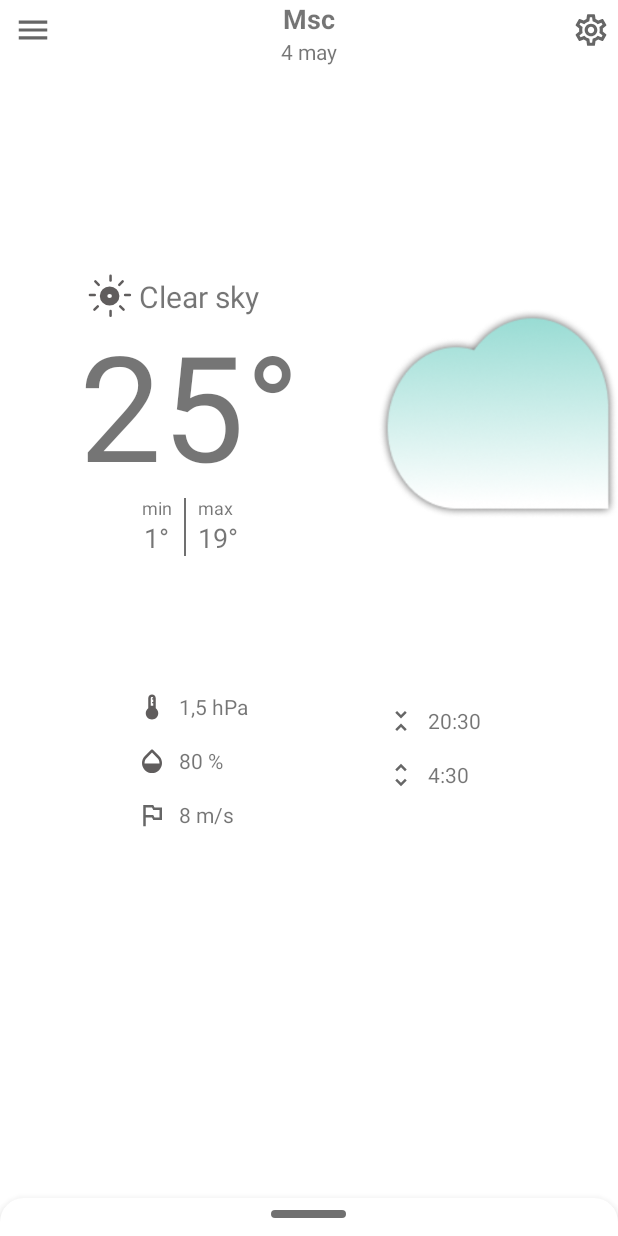
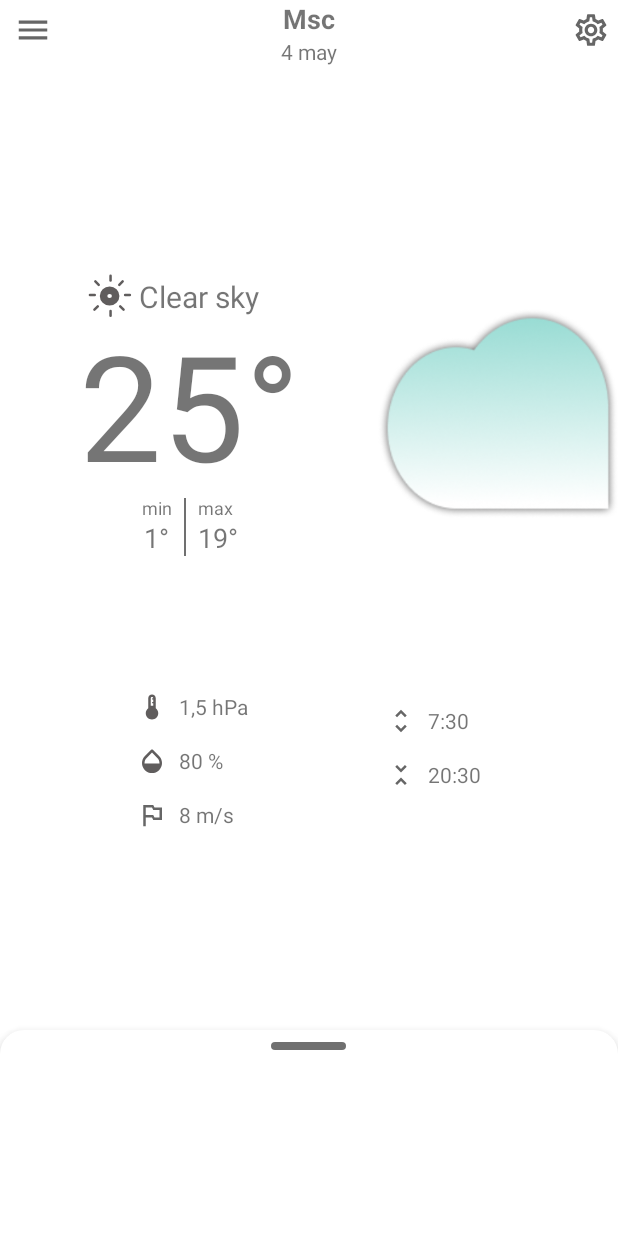
Before and after one commit to arimsch/weather, an Android app: the layout activity_main.xml on its own in the app's theme, with its tools: preview values and no code run, on a phone screen of 412 x 824 dp. Run offline under Robolectric (Android 15) with nearby library versions, the phone set to English and light mode, and no system bars.

Commit message:
the 4th Nov

```diff
--- a/app/src/main/res/layout/activity_main.xml
+++ b/app/src/main/res/layout/activity_main.xml
@@ -72,7 +72,7 @@
             tools:src="@mipmap/cloud1x" />
 
         <ImageView
-            android:id="@+id/imageView"
+            android:id="@+id/main_weather_condition_icon"
             android:layout_width="40dp"
             android:layout_height="40dp"
             app:layout_constraintBottom_toTopOf="@+id/main_temp"
@@ -80,16 +80,16 @@
             tools:src="@drawable/ic_sun" />
 
         <com.google.android.material.textview.MaterialTextView
-            android:id="@+id/materialTextView"
+            android:id="@+id/main_weather_condition_description"
             style="@style/MainTextViewStyle"
             android:layout_width="0dp"
             android:layout_height="wrap_content"
             android:layout_gravity="center"
             android:textSize="20sp"
-            app:layout_constraintBottom_toBottomOf="@+id/imageView"
+            app:layout_constraintBottom_toBottomOf="@+id/main_weather_condition_icon"
             app:layout_constraintEnd_toStartOf="@id/main_weather_image"
-            app:layout_constraintStart_toEndOf="@+id/imageView"
-            app:layout_constraintTop_toTopOf="@+id/imageView"
+            app:layout_constraintStart_toEndOf="@+id/main_weather_condition_icon"
+            app:layout_constraintTop_toTopOf="@+id/main_weather_condition_icon"
             tools:text="Clear sky" />
 
 
@@ -130,6 +130,7 @@
                     android:textSize="12sp" />
 
                 <com.google.android.material.textview.MaterialTextView
+                    android:id="@+id/main_temp_min_tv"
                     style="@style/MainTextViewStyle"
                     android:layout_width="wrap_content"
                     android:layout_height="wrap_content"
@@ -159,6 +160,7 @@
                     android:textSize="12sp" />
 
                 <com.google.android.material.textview.MaterialTextView
+                    android:id="@+id/main_temp_max_tv"
                     style="@style/MainTextViewStyle"
                     android:layout_width="wrap_content"
                     android:layout_height="wrap_content"
@@ -191,6 +193,7 @@
                     android:src="@drawable/ic_thermostst" />
 
                 <com.google.android.material.textview.MaterialTextView
+                    android:id="@+id/main_pressure_mu_tv"
                     style="@style/AditionalWeatherInformationStyle"
                     android:layout_width="wrap_content"
                     android:layout_height="wrap_content"
@@ -211,6 +214,7 @@
                     android:src="@drawable/ic_drop" />
 
                 <com.google.android.material.textview.MaterialTextView
+                android:id="@+id/main_humidity_mu_tv"
                     style="@style/AditionalWeatherInformationStyle"
                     android:layout_width="wrap_content"
                     android:layout_height="wrap_content"
@@ -229,6 +233,7 @@
                     android:src="@drawable/ic_flag_24" />
 
                 <com.google.android.material.textview.MaterialTextView
+                    android:id="@+id/main_wind_speed_mu_tv"
                     style="@style/AditionalWeatherInformationStyle"
                     android:layout_width="wrap_content"
                     android:layout_height="wrap_content"
@@ -258,15 +263,16 @@
 
                 <ImageView
                     style="@style/AditionalWeatherInformationIconStyle"
-                    android:src="@drawable/ic_sunset" />
+                    android:src="@drawable/ic_srise" />
 
                 <com.google.android.material.textview.MaterialTextView
+                android:id="@+id/main_sunrise_mu_tv"
                     style="@style/AditionalWeatherInformationStyle"
                     android:layout_width="wrap_content"
                     android:layout_height="wrap_content"
                     android:layout_gravity="center"
                     android:layout_marginStart="8dp"
-                    tools:text="20:30" />
+                    tools:text="7:30" />
             </LinearLayout>
 
             <LinearLayout
@@ -277,15 +283,16 @@
 
                 <ImageView
                     style="@style/AditionalWeatherInformationIconStyle"
-                    android:src="@drawable/ic_srise" />
+                    android:src="@drawable/ic_sunset" />
 
                 <com.google.android.material.textview.MaterialTextView
+                    android:id="@+id/main_sunset_mu_tv"
                     style="@style/AditionalWeatherInformationStyle"
                     android:layout_width="wrap_content"
-                    android:layout_height="wrap_content"
+                    android:layout_height="match_parent"
                     android:layout_gravity="center"
                     android:layout_marginStart="8dp"
-                    tools:text="4:30" />
+                    tools:text="20:30" />
             </LinearLayout>
         </LinearLayout>
 
@@ -304,7 +311,7 @@
         app:layout_behavior="com.google.android.material.bottomsheet.BottomSheetBehavior">
 
         <LinearLayout
-            android:id="@+id/bottom_sheet_container"
+            android:id="@+id/main_bottom_sheet_container"
             android:layout_width="match_parent"
             android:layout_height="wrap_content"
             android:elevation="16dp"
@@ -316,16 +323,37 @@
                 android:layout_gravity="center"
                 android:layout_marginTop="8dp"
                 android:layout_marginBottom="4dp"
+                android:orientation="horizontal"
+                app:layout_anchor="@id/main_bottom_sheet_container"
+                app:layout_anchorGravity="top|center"
                 android:background="@drawable/bg_main_bottom_sheet_swiper"></LinearLayout>
 
-            <!--recycler за прокрутку элемента, отключаем аниацию-->
+            <!--recycler за прокрутку элемента, отключаем аниацию
+            прогнозпочасовой, крутится по горизонтали-->
 
             <androidx.recyclerview.widget.RecyclerView
                 android:id="@+id/main_hourly_list"
                 android:layout_width="match_parent"
                 android:layout_height="wrap_content"
                 android:layout_marginBottom="8dp"
-                android:overScrollMode="never" />
+                android:overScrollMode="never"
+                tools:layout_height="80dp"/>
+
+            <LinearLayout
+                style="@style/DividerStyle"
+                android:layout_width="match_parent"
+                android:layout_height="0dp"
+                android:layout_marginBottom="16dp"
+                android:layout_marginStart="16dp"
+                android:layout_marginEnd="16dp"/>
+
+            <androidx.recyclerview.widget.RecyclerView
+                android:id="@+id/main_daily_list"
+                android:layout_width="match_parent"
+                android:layout_height="wrap_content"
+                android:overScrollMode="never"
+                tools:layout_height="16dp"/>
+
 
         </LinearLayout>
 
--- a/app/src/main/res/values/themes.xml
+++ b/app/src/main/res/values/themes.xml
@@ -1,6 +1,6 @@
 <resources xmlns:tools="http://schemas.android.com/tools">
     <!-- Base application theme. -->
-    <style name="Theme.WeatherF" parent="Theme.MaterialComponents.DayNight.DarkActionBar">
+    <style name="Theme.WeatherF" parent="Theme.MaterialComponents.DayNight.NoActionBar">
         <!-- Primary brand color. -->
         <item name="colorPrimary">@color/purple_500</item>
         <item name="colorPrimaryVariant">@color/purple_700</item>
@@ -9,8 +9,9 @@
         <item name="colorSecondary">@color/teal_200</item>
         <item name="colorSecondaryVariant">@color/teal_700</item>
         <item name="colorOnSecondary">@color/black</item>
+<!--        <item name="android:windowLightStatusBar" tools:targetApi="m">true</item>-->
         <!-- Status bar color. -->
-        <item name="android:statusBarColor" tools:targetApi="l">?attr/colorPrimaryVariant</item>
+        <item name="android:statusBarColor" tools:targetApi="l">#33000000</item>
         <!-- Customize your theme here. -->
     </style>
 
```
